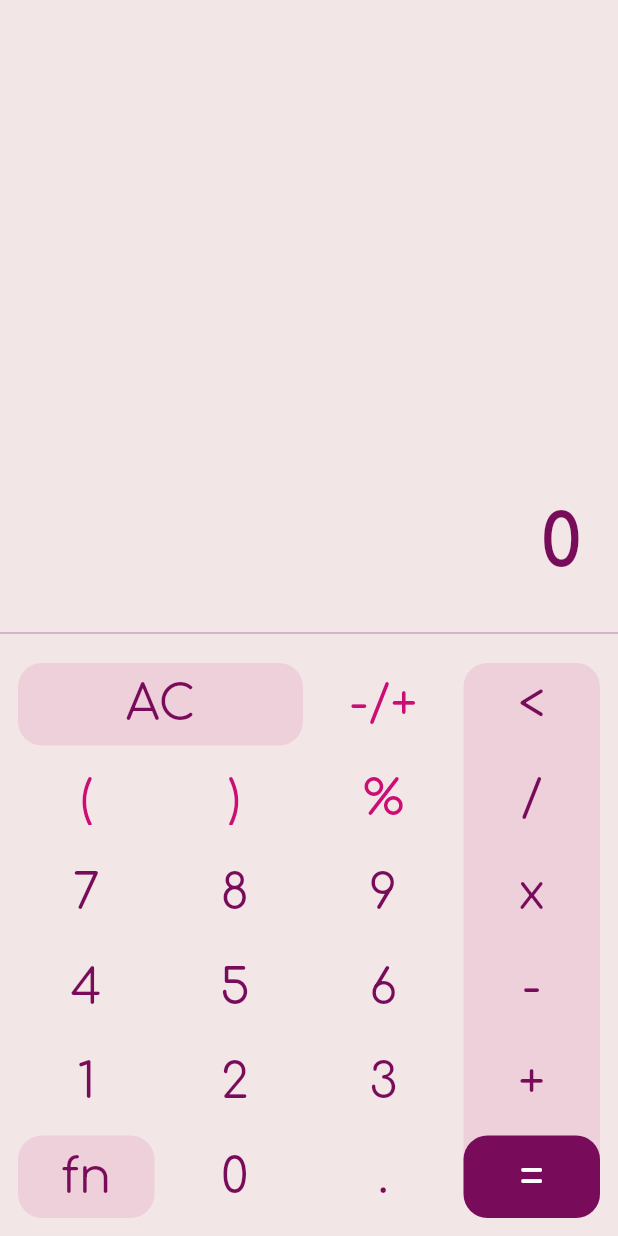
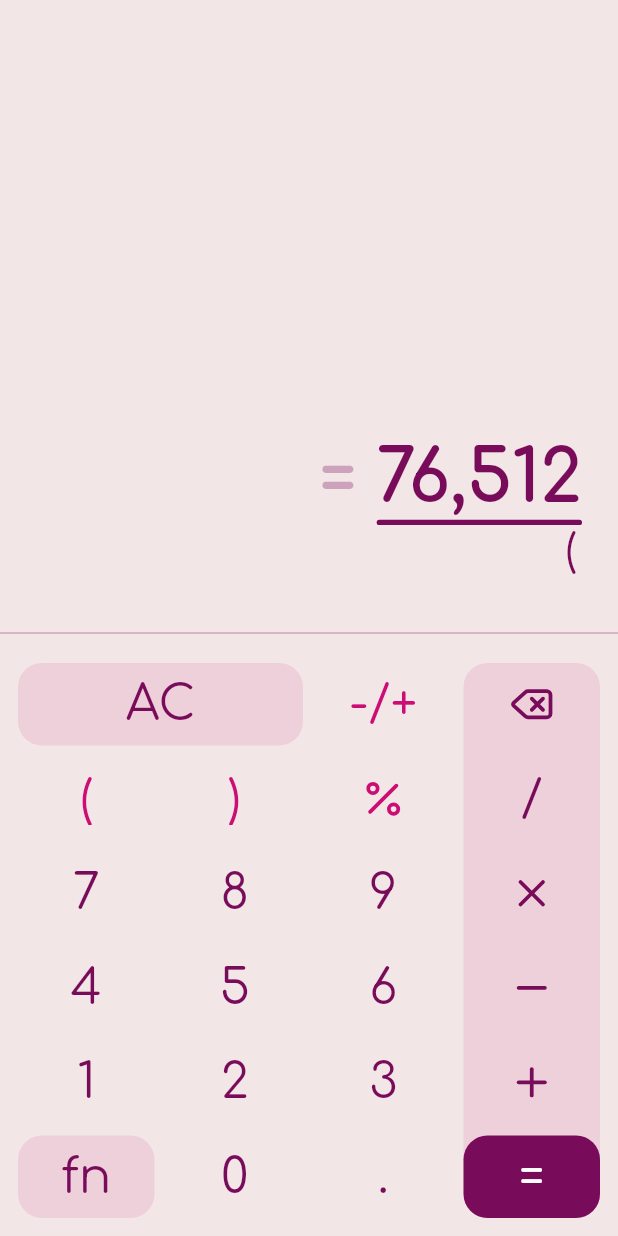
Before and after one commit to jarbisme/purple_beetle, a Flutter app: the screen it shows after launch, after a tap on an icon or button, on a phone screen of 412 x 824 dp. Run offline on Flutter 3.47's test engine with Material 3 defaults, Android fonts, the phone set to English and light mode, and no system bars; our stand-ins replace flutter_bloc, google_fonts, lucide_icons_flutter.

Commit message:
Create Calculator Display

```diff
--- a/lib/core/theme/theme_util.dart
+++ b/lib/core/theme/theme_util.dart
@@ -39,6 +39,8 @@ class AppTheme {
       ),
     ),
 
+    iconTheme: IconThemeData(color: primaryColor, size: 30),
+
     textButtonTheme: TextButtonThemeData(
       style: TextButton.styleFrom(
         shape: RoundedRectangleBorder(borderRadius: BorderRadius.circular(borderRadius)),
--- a/lib/features/calculator/domain/entities/expression.dart
+++ b/lib/features/calculator/domain/entities/expression.dart
@@ -1,26 +1,29 @@
 /// Represents a mathematical expression composed of tokens.
 class Expression {
   final List<ExpressionToken> tokens;
-
   Expression(this.tokens);
 }
 
+/// Abstract class representing a token in the expression.
 abstract class ExpressionToken {}
 
-class NumberToken extends ExpressionToken {
-  final double value;
-
-  NumberToken(this.value);
+/// Represents a single digit (0-9) in the expression
+class DigitToken extends ExpressionToken {
+  final int value;
+  DigitToken(this.value);
 }
 
+/// Represents a decimal point in the expression
+class DecimalPointToken extends ExpressionToken {}
+
+/// Represents an operator (+, -, *, /, %) in the expression
 class OperatorToken extends ExpressionToken {
   final String operator;
-
   OperatorToken(this.operator);
 }
 
+/// Represents a parenthesis '(' or ')' in the expression
 class ParenthesisToken extends ExpressionToken {
-  final String parenthesis; // '(' or ')'
-
+  final String parenthesis;
   ParenthesisToken(this.parenthesis);
 }
--- a/lib/features/calculator/presentation/bloc/calculator_bloc.dart
+++ b/lib/features/calculator/presentation/bloc/calculator_bloc.dart
@@ -5,23 +5,62 @@ import 'package:purple_beetle/features/calculator/presentation/bloc/calculator_s
 
 class CalculatorBloc extends Bloc<CalculatorEvent, CalculatorState> {
   CalculatorBloc() : super(CalculatorInitialState()) {
-    on<CalculatorKeyPressed>((event, emit) {
-      // Handle key press event
+    on<InsertToken>((event, emit) {
       final currentState = state;
+
       if (currentState is BuildingExpressionState) {
         // Update the expression
-        currentState.expression.tokens.add(event.key);
-        final newExpression = currentState.expression;
+        var currentExpression = currentState.expression;
+
+        // if the last token is a number and the new token is also a number, we should combine them
+        if (currentExpression.tokens.isNotEmpty) {
+          final lastToken = currentExpression.tokens.last;
+          if (lastToken is DigitToken && event.token is DigitToken) {
+            final combinedValue = int.parse('${lastToken.value}${(event.token as DigitToken).value}');
+            currentExpression.tokens.removeLast();
+            currentExpression.tokens.add(DigitToken(combinedValue));
+          } else if (lastToken is OperatorToken && event.token is OperatorToken) {
+            // If the last token is an operator and the new token is also an operator, we should replace it
+            currentExpression.tokens.removeLast();
+            currentExpression.tokens.add(event.token);
+          } else {
+            currentExpression.tokens.add(event.token);
+          }
+        } else {
+          currentExpression.tokens.add(event.token);
+        }
 
         // TODO: try to evaluate the expression here and emit appropriate state
         final result = '...'; // Placeholder for evaluation result
 
-        emit(BuildingExpressionState(expression: newExpression, displayValue: result));
+        emit(BuildingExpressionState(expression: currentExpression, displayValue: result));
       } else {
         // Start a new expression
-        final newExpression = Expression([]);
+        final newExpression = Expression([event.token]);
         emit(BuildingExpressionState(expression: newExpression, displayValue: newExpression.toString()));
       }
+
+      printExpression(
+        state is BuildingExpressionState || state is EvaluationSuccess || state is EvaluationError
+            ? (state as BuildingExpressionState).expression
+            : Expression([]),
+      );
     });
   }
 }
+
+void printExpression(Expression expression) {
+  var tokenTypes = <String>[];
+  for (var token in expression.tokens) {
+    if (token is DigitToken) {
+      tokenTypes.add(token.value.toString());
+    } else if (token is OperatorToken) {
+      tokenTypes.add(token.operator);
+    } else if (token is ParenthesisToken) {
+      tokenTypes.add(token.parenthesis);
+    } else if (token is DecimalPointToken) {
+      tokenTypes.add('.');
+    }
+  }
+  print('Expression Tokens: ${tokenTypes.join('')}');
+}
--- a/lib/features/calculator/presentation/bloc/calculator_event.dart
+++ b/lib/features/calculator/presentation/bloc/calculator_event.dart
@@ -9,13 +9,24 @@ abstract class CalculatorEvent {
 }
 
 /// Event for when a number, operator, or parenthesis key is pressed
-class CalculatorKeyPressed extends CalculatorEvent {
-  final ExpressionToken key;
-
-  const CalculatorKeyPressed(this.key);
+class InsertToken extends CalculatorEvent {
+  final ExpressionToken token;
+  const InsertToken(this.token);
 
   @override
-  List<Object> get props => [key];
+  List<Object> get props => [token];
+}
+
+/// Event for when the 'DEL' (Backspace) key is pressed to remove the token before the cursor
+class Backspace extends CalculatorEvent {}
+
+/// Event for moving the cursor to a new index in the expression
+class MoveCursor extends CalculatorEvent {
+  final int newIndex;
+  const MoveCursor(this.newIndex);
+
+  @override
+  List<Object> get props => [newIndex];
 }
 
 /// Event for when the '=' key is pressed to evaluate the expression
@@ -23,6 +34,3 @@ class Evaluate extends CalculatorEvent {}
 
 /// Event for when the 'AC' (All Clear) key is pressed to clear the expression
 class ClearExpression extends CalculatorEvent {}
-
-/// Event for when the 'DEL' (Backspace) key is pressed to remove the last token
-class Backspace extends CalculatorEvent {}
--- a/lib/features/calculator/presentation/bloc/calculator_state.dart
+++ b/lib/features/calculator/presentation/bloc/calculator_state.dart
@@ -4,32 +4,31 @@ import 'package:purple_beetle/features/calculator/domain/entities/expression.dar
 @immutable
 abstract class CalculatorState {
   final String displayValue;
+  final Expression expression;
 
-  const CalculatorState({required this.displayValue});
+  const CalculatorState({required this.displayValue, required this.expression});
 
-  List<Object> get props => [displayValue];
+  List<Object> get props => [displayValue, expression];
 }
 
 /// Initial state of the calculator
 class CalculatorInitialState extends CalculatorState {
-  const CalculatorInitialState() : super(displayValue: '0');
+  CalculatorInitialState() : super(displayValue: '0', expression: Expression([]));
 }
 
 /// State when the user is building the expression
 class BuildingExpressionState extends CalculatorState {
-  final Expression expression;
+  final int cursorIndex;
 
-  const BuildingExpressionState({required this.expression, required super.displayValue});
+  const BuildingExpressionState({required super.expression, this.cursorIndex = 0, required super.displayValue});
 
   @override
-  List<Object> get props => [expression, displayValue];
+  List<Object> get props => [expression, cursorIndex, displayValue];
 }
 
 /// State representing the result of a successful evaluation
 class EvaluationSuccess extends CalculatorState {
-  final Expression expression;
-
-  const EvaluationSuccess({required this.expression, required super.displayValue});
+  const EvaluationSuccess({required super.expression, required super.displayValue});
 
   @override
   List<Object> get props => [expression, displayValue];
@@ -37,9 +36,7 @@ class EvaluationSuccess extends CalculatorState {
 
 /// State representing an evaluation error
 class EvaluationError extends CalculatorState {
-  final Expression expression;
-
-  const EvaluationError({required this.expression, required super.displayValue});
+  const EvaluationError({required super.expression, required super.displayValue});
 
   @override
   List<Object> get props => [expression, displayValue];
--- a/lib/features/calculator/presentation/pages/calculator_screen.dart
+++ b/lib/features/calculator/presentation/pages/calculator_screen.dart
@@ -1,4 +1,5 @@
 import 'package:flutter/material.dart';
+import 'package:purple_beetle/features/calculator/presentation/widgets/calculator_display.dart';
 import 'package:purple_beetle/features/calculator/presentation/widgets/keypad.dart';
 
 class CalculatorScreen extends StatelessWidget {
@@ -6,23 +7,9 @@ class CalculatorScreen extends StatelessWidget {
 
   @override
   Widget build(BuildContext context) {
-    final theme = Theme.of(context);
-
     return Scaffold(
       // appBar: AppBar(title: const Text('Calculation Screen')),
-      body: Column(
-        children: [
-          Expanded(
-            child: Container(
-              alignment: Alignment.bottomRight,
-              padding: const EdgeInsets.all(24.0),
-              child: Text('0', style: theme.textTheme.displayLarge),
-            ),
-          ),
-          Divider(),
-          Keypad(),
-        ],
-      ),
+      body: Column(children: [CalculatorDisplay(), Divider(), Keypad()]),
     );
   }
 }
--- /dev/null
+++ b/lib/features/calculator/presentation/widgets/calculator_display.dart
@@ -0,0 +1,121 @@
+import 'package:flutter/material.dart';
+import 'package:flutter_bloc/flutter_bloc.dart';
+import 'package:lucide_icons_flutter/lucide_icons.dart';
+import 'package:purple_beetle/core/theme/theme_util.dart';
+import 'package:purple_beetle/features/calculator/domain/entities/expression.dart';
+import 'package:purple_beetle/features/calculator/presentation/bloc/calculator_bloc.dart';
+import 'package:purple_beetle/features/calculator/presentation/bloc/calculator_state.dart';
+
+class CalculatorDisplay extends StatelessWidget {
+  const CalculatorDisplay({super.key});
+
+  @override
+  Widget build(BuildContext context) {
+    final theme = Theme.of(context);
+
+    return BlocBuilder<CalculatorBloc, CalculatorState>(
+      builder: (context, state) {
+        return Expanded(
+          child: Container(
+            alignment: Alignment.bottomRight,
+            padding: const EdgeInsets.all(24.0),
+            child: Column(
+              mainAxisAlignment: MainAxisAlignment.end,
+              crossAxisAlignment: CrossAxisAlignment.end,
+              children: [
+                Row(
+                  mainAxisAlignment: MainAxisAlignment.end,
+                  crossAxisAlignment: CrossAxisAlignment.end,
+                  children: [
+                    IntrinsicWidth(
+                      child: Column(
+                        crossAxisAlignment: CrossAxisAlignment.end,
+                        mainAxisAlignment: MainAxisAlignment.end,
+                        children: [
+                          Opacity(opacity: 0.3, child: Text('= ', style: theme.textTheme.displayLarge)),
+                          const SizedBox(height: 3.5),
+                        ],
+                      ),
+                    ),
+                    IntrinsicWidth(
+                      child: Column(
+                        crossAxisAlignment: CrossAxisAlignment.end,
+                        mainAxisAlignment: MainAxisAlignment.end,
+                        children: [
+                          Text('76,512', style: theme.textTheme.displayLarge),
+                          Container(
+                            height: 3.5,
+                            decoration: BoxDecoration(
+                              color: AppTheme.primaryColor,
+                              borderRadius: BorderRadius.circular(10),
+                            ),
+                          ),
+                        ],
+                      ),
+                    ),
+                  ],
+                ),
+                // Expression display area
+                SizedBox(
+                  height: 40,
+                  child: Align(
+                    alignment: Alignment.centerRight,
+                    child: ListView.builder(
+                      shrinkWrap: true,
+                      itemCount: state.expression.tokens.length,
+                      scrollDirection: Axis.horizontal,
+                      // reverse: true,
+                      itemBuilder: (context, index) {
+                        final token = state.expression.tokens[index];
+                        Widget? tokenWidget;
+                        if (token is DigitToken) {
+                          tokenWidget = Text(token.value.toString(), style: theme.textTheme.headlineMedium);
+                        } else if (token is OperatorToken) {
+                          if (token.operator == '*') {
+                            tokenWidget = const Icon(LucideIcons.x, size: 20);
+                          } else if (token.operator == '/') {
+                            tokenWidget = const Icon(LucideIcons.divide, size: 20);
+                          } else if (token.operator == '%') {
+                            tokenWidget = const Icon(LucideIcons.percent, size: 20);
+                          } else if (token.operator == '+') {
+                            tokenWidget = const Icon(LucideIcons.plus, size: 20);
+                          } else if (token.operator == '-') {
+                            tokenWidget = const Icon(LucideIcons.minus, size: 20);
+                          } else {
+                            tokenWidget = const SizedBox.shrink();
+                          }
+                          // add padding around operators
+                          tokenWidget = Padding(
+                            padding: const EdgeInsets.symmetric(horizontal: 4.0),
+                            child: tokenWidget,
+                          );
+                        } else if (token is ParenthesisToken) {
+                          // add padding around parentheses
+                          tokenWidget = Padding(
+                            padding: const EdgeInsets.symmetric(horizontal: 4.0),
+                            child: Transform.translate(
+                              offset: const Offset(0, -3.0), // Nudge the parenthesis up
+                              child: Text(
+                                token.parenthesis,
+                                style: theme.textTheme.headlineMedium?.copyWith(color: AppTheme.primaryColor),
+                              ),
+                            ),
+                          );
+                        } else if (token is DecimalPointToken) {
+                          tokenWidget = Text('.', style: theme.textTheme.headlineMedium);
+                        } else {
+                          tokenWidget = const SizedBox.shrink();
+                        }
+                        return Center(child: tokenWidget);
+                      },
+                    ),
+                  ),
+                ),
+              ],
+            ),
+          ),
+        );
+      },
+    );
+  }
+}
--- a/lib/features/calculator/presentation/widgets/keypad.dart
+++ b/lib/features/calculator/presentation/widgets/keypad.dart
@@ -1,12 +1,15 @@
 import 'package:flutter/material.dart';
+import 'package:lucide_icons_flutter/lucide_icons.dart';
 import 'package:purple_beetle/core/theme/theme_util.dart';
+import 'package:purple_beetle/features/calculator/domain/entities/expression.dart';
+import 'package:purple_beetle/features/calculator/presentation/widgets/keypad_button.dart';
 
 class Keypad extends StatelessWidget {
   const Keypad({super.key});
 
   @override
   Widget build(BuildContext context) {
-    // final theme = Theme.of(context);
+    final theme = Theme.of(context);
 
     return Container(
       padding: const EdgeInsets.all(8.0),
@@ -24,25 +27,50 @@ class Keypad extends StatelessWidget {
                   children: [
                     Row(
                       children: [
-                        _buildButton('AC', flex: 2, backgroundColor: AppTheme.secondaryColor.withValues(alpha: 0.1)),
-                        _buildButton('-/+', color: AppTheme.secondaryColor),
+                        TextKeypadButton(
+                          number: 'AC',
+                          flex: 2,
+                          backgroundColor: AppTheme.secondaryColor.withValues(alpha: 0.1),
+                        ),
+                        TextKeypadButton(number: '-/+', color: AppTheme.secondaryColor),
                       ],
                     ),
                     Row(
                       children: [
-                        _buildButton('(', color: AppTheme.secondaryColor),
-                        _buildButton(')', color: AppTheme.secondaryColor),
-                        _buildButton('%', color: AppTheme.secondaryColor),
+                        TextKeypadButton(number: '(', color: AppTheme.secondaryColor, token: ParenthesisToken(('('))),
+                        TextKeypadButton(number: ')', color: AppTheme.secondaryColor, token: ParenthesisToken((')'))),
+                        IconKeypadButton(
+                          icon: Icon(LucideIcons.percent, color: AppTheme.secondaryColor, size: theme.iconTheme.size),
+                          token: OperatorToken(('%')),
+                        ),
                       ],
                     ),
-                    Row(children: [_buildButton('7'), _buildButton('8'), _buildButton('9')]),
-                    Row(children: [_buildButton('4'), _buildButton('5'), _buildButton('6')]),
-                    Row(children: [_buildButton('1'), _buildButton('2'), _buildButton('3')]),
                     Row(
                       children: [
-                        _buildButton('fn', backgroundColor: AppTheme.secondaryColor.withValues(alpha: 0.1)),
-                        _buildButton('0'),
-                        _buildButton('.'),
+                        TextKeypadButton(number: '7', token: DigitToken(7)),
+                        TextKeypadButton(number: '8', token: DigitToken(8)),
+                        TextKeypadButton(number: '9', token: DigitToken(9)),
+                      ],
+                    ),
+                    Row(
+                      children: [
+                        TextKeypadButton(number: '4', token: DigitToken(4)),
+                        TextKeypadButton(number: '5', token: DigitToken(5)),
+                        TextKeypadButton(number: '6', token: DigitToken(6)),
+                      ],
+                    ),
+                    Row(
+                      children: [
+                        TextKeypadButton(number: '1', token: DigitToken(1)),
+                        TextKeypadButton(number: '2', token: DigitToken(2)),
+                        TextKeypadButton(number: '3', token: DigitToken(3)),
+                      ],
+                    ),
+                    Row(
+                      children: [
+                        TextKeypadButton(number: 'fn', backgroundColor: AppTheme.secondaryColor.withValues(alpha: 0.1)),
+                        TextKeypadButton(number: '0', token: DigitToken(0)),
+                        TextKeypadButton(number: '.', token: DecimalPointToken()),
                       ],
                     ),
                   ],
@@ -60,18 +88,33 @@ class Keypad extends StatelessWidget {
                     mainAxisAlignment: MainAxisAlignment.spaceBetween,
                     crossAxisAlignment: CrossAxisAlignment.stretch,
                     children: [
-                      _buildButton('<', padding: const EdgeInsets.all(0)),
+                      IconKeypadButton(
+                        icon: Icon(LucideIcons.delete, color: theme.iconTheme.color, size: theme.iconTheme.size),
+                        padding: const EdgeInsets.all(0),
+                      ),
                       const SizedBox(height: 8),
-                      _buildButton('/', padding: const EdgeInsets.all(0)),
+                      TextKeypadButton(number: '/', padding: const EdgeInsets.all(0), token: OperatorToken(('/'))),
                       const SizedBox(height: 8),
-                      _buildButton('x', padding: const EdgeInsets.all(0)),
+                      IconKeypadButton(
+                        icon: Icon(LucideIcons.x, color: theme.iconTheme.color, size: theme.iconTheme.size),
+                        padding: const EdgeInsets.all(0),
+                        token: OperatorToken(('*')),
+                      ),
                       const SizedBox(height: 8),
-                      _buildButton('-', padding: const EdgeInsets.all(0)),
+                      IconKeypadButton(
+                        icon: Icon(LucideIcons.minus, color: theme.iconTheme.color, size: theme.iconTheme.size),
+                        padding: const EdgeInsets.all(0),
+                        token: OperatorToken(('-')),
+                      ),
                       const SizedBox(height: 8),
-                      _buildButton('+', padding: const EdgeInsets.all(0)),
+                      IconKeypadButton(
+                        icon: Icon(LucideIcons.plus, color: theme.iconTheme.color, size: theme.iconTheme.size),
+                        padding: const EdgeInsets.all(0),
+                        token: OperatorToken(('+')),
+                      ),
                       const SizedBox(height: 8),
-                      _buildButton(
-                        '=',
+                      TextKeypadButton(
+                        number: '=',
                         padding: const EdgeInsets.all(0),
                         color: Colors.white,
                         backgroundColor: AppTheme.primaryColor,
@@ -87,24 +130,14 @@ class Keypad extends StatelessWidget {
     );
   }
 
-  Widget _buildButton(String text, {int flex = 1, EdgeInsets? padding, Color? color, Color? backgroundColor}) {
-    return Expanded(
-      flex: flex,
-      child: Padding(
-        padding: padding ?? const EdgeInsets.all(4.0),
-        // The button's style and radius are now set by the theme
-        child: SizedBox(
-          height: 55,
-          child: TextButton(
-            style: TextButton.styleFrom(
-              backgroundColor: backgroundColor ?? Colors.transparent,
-              shape: RoundedRectangleBorder(borderRadius: BorderRadius.circular(AppTheme.borderRadius)),
-            ),
-            onPressed: () {},
-            child: Text(text, style: TextStyle(color: color ?? AppTheme.primaryColor)),
-          ),
-        ),
-      ),
-    );
-  }
+  // Widget _buildButton(
+  //   String text, {
+  //   // ExpressionToken token,
+  //   int flex = 1,
+  //   EdgeInsets? padding,
+  //   Color? color,
+  //   Color? backgroundColor,
+  // }) {
+  //   return KeypadButton(child: ,);
+  // }
 }
--- /dev/null
+++ b/lib/features/calculator/presentation/widgets/keypad_button.dart
@@ -0,0 +1,126 @@
+import 'package:flutter/material.dart';
+import 'package:flutter_bloc/flutter_bloc.dart';
+import 'package:purple_beetle/core/theme/theme_util.dart';
+import 'package:purple_beetle/features/calculator/domain/entities/expression.dart';
+import 'package:purple_beetle/features/calculator/presentation/bloc/calculator_bloc.dart';
+import 'package:purple_beetle/features/calculator/presentation/bloc/calculator_event.dart';
+
+/// Basic button widget for the calculator keypad
+class KeypadButton extends StatelessWidget {
+  const KeypadButton({
+    super.key,
+    required this.child,
+    this.flex = 1,
+    this.padding,
+    this.color,
+    this.backgroundColor,
+    required this.onPressed,
+  });
+
+  final Widget child;
+  final int flex;
+  final EdgeInsets? padding;
+  final Color? color;
+  final Color? backgroundColor;
+  final VoidCallback onPressed;
+
+  @override
+  Widget build(BuildContext context) {
+    return Expanded(
+      flex: flex,
+      child: Padding(
+        padding: padding ?? const EdgeInsets.all(4.0),
+        child: SizedBox(
+          height: 55,
+          child: TextButton(
+            style: TextButton.styleFrom(
+              backgroundColor: backgroundColor ?? Colors.transparent,
+              shape: RoundedRectangleBorder(borderRadius: BorderRadius.circular(AppTheme.borderRadius)),
+            ),
+            onPressed: onPressed,
+            child: child,
+          ),
+        ),
+      ),
+    );
+  }
+}
+
+/// Text button for the calculator keypad that dispatches an event on press
+class TextKeypadButton extends StatelessWidget {
+  const TextKeypadButton({
+    super.key,
+    required this.number,
+    this.token,
+    this.color,
+    this.backgroundColor,
+    this.onPressed,
+    this.flex = 1,
+    this.padding,
+  });
+
+  final String number;
+  final Color? color;
+  final Color? backgroundColor;
+  final ExpressionToken? token;
+  final int flex;
+  final EdgeInsets? padding;
+  final VoidCallback? onPressed;
+
+  @override
+  Widget build(BuildContext context) {
+    return KeypadButton(
+      flex: flex,
+      padding: padding,
+      backgroundColor: backgroundColor,
+      onPressed: () {
+        // if onPressed is provided, call it; otherwise, dispatch the event with the provided token
+        if (onPressed != null) {
+          onPressed!();
+        } else if (token != null) {
+          context.read<CalculatorBloc>().add(InsertToken(token!));
+        }
+      },
+      child: Text(number, style: TextStyle(color: color ?? AppTheme.primaryColor)),
+    );
+  }
+}
+
+/// Icon button for the calculator keypad that dispatches an event on press
+class IconKeypadButton extends StatelessWidget {
+  const IconKeypadButton({
+    super.key,
+    required this.icon,
+    // this.color,
+    this.backgroundColor,
+    this.token,
+    this.flex = 1,
+    this.padding,
+    this.onPressed,
+  });
+
+  final Icon icon;
+  // final Color? color;
+  final Color? backgroundColor;
+  final ExpressionToken? token;
+  final int flex;
+  final EdgeInsets? padding;
+  final VoidCallback? onPressed;
+  @override
+  Widget build(BuildContext context) {
+    return KeypadButton(
+      flex: flex,
+      padding: padding,
+      backgroundColor: backgroundColor,
+      onPressed: () {
+        // if onPressed is provided, call it; otherwise, dispatch the event with the provided token
+        if (onPressed != null) {
+          onPressed!();
+        } else if (token != null) {
+          context.read<CalculatorBloc>().add(InsertToken(token!));
+        }
+      },
+      child: icon,
+    );
+  }
+}
--- a/pubspec.yaml
+++ b/pubspec.yaml
@@ -36,6 +36,7 @@ dependencies:
   cupertino_icons: ^1.0.8
   flutter_bloc: ^9.1.1
   google_fonts: ^6.3.2
+  lucide_icons_flutter: ^3.1.5
 
 dev_dependencies:
   flutter_test:
```
Also changed, not shown: pubspec.lock.
